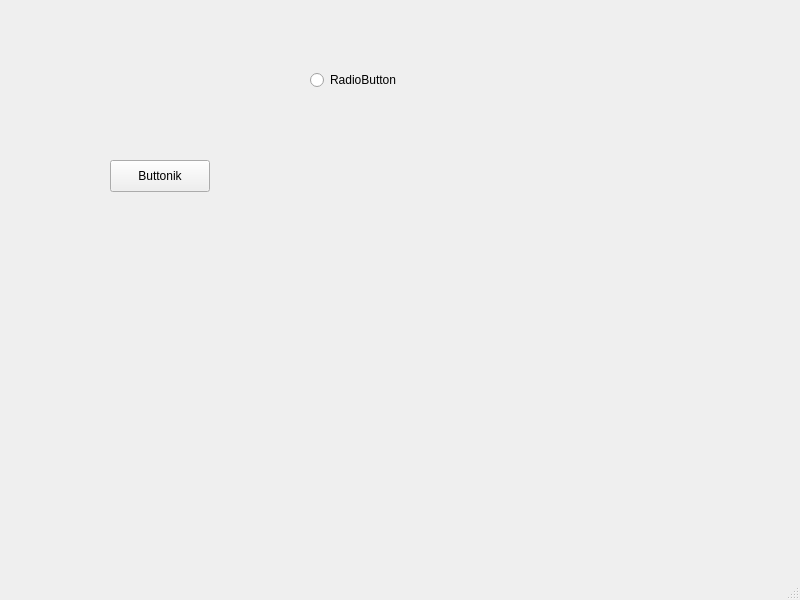
Old version of the form mainwindow.ui in the repository IgnacyMermer/SystemRestauracji.
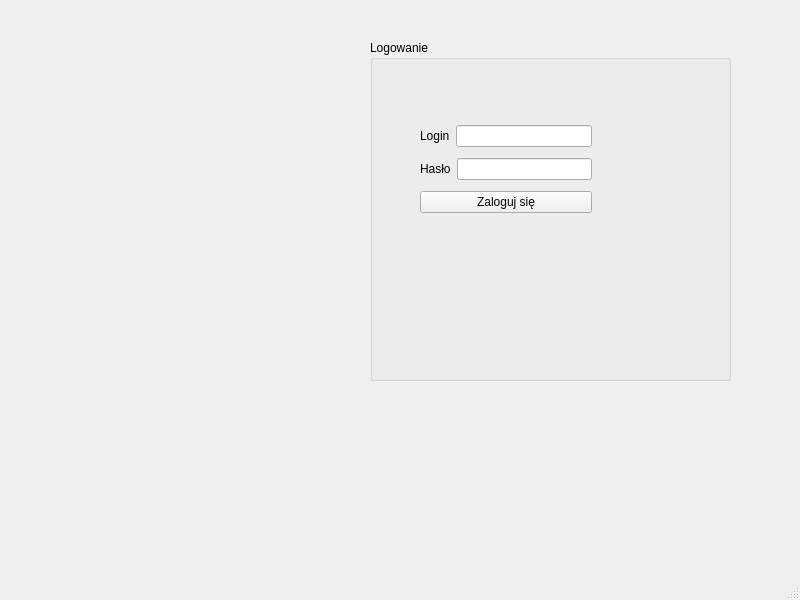
New version of the form.

Commit message: login form in qt created

```diff
--- a/mainwindow.ui
+++ b/mainwindow.ui
@@ -14,31 +14,65 @@
             <string>MainWindow</string>
         </property>
         <widget class="QWidget" name="centralwidget">
-            <widget class="QPushButton" name="pushButton">
+            <widget class="QGroupBox" name="groupBox">
                 <property name="geometry">
                     <rect>
-                        <x>110</x>
-                        <y>160</y>
-                        <width>100</width>
-                        <height>32</height>
+                        <x>370</x>
+                        <y>40</y>
+                        <width>361</width>
+                        <height>341</height>
                     </rect>
                 </property>
-                <property name="text">
-                    <string>Buttonik</string>
+                <property name="title">
+                    <string>Logowanie</string>
                 </property>
-            </widget>
-            <widget class="QRadioButton" name="radioButton">
-                <property name="geometry">
-                    <rect>
-                        <x>310</x>
-                        <y>70</y>
-                        <width>99</width>
-                        <height>20</height>
-                    </rect>
-                </property>
-                <property name="text">
-                    <string>RadioButton</string>
-                </property>
+                <widget class="QWidget" name="">
+                    <property name="geometry">
+                        <rect>
+                            <x>50</x>
+                            <y>80</y>
+                            <width>172</width>
+                            <height>99</height>
+                        </rect>
+                    </property>
+                    <layout class="QVBoxLayout" name="verticalLayout">
+                        <item>
+                            <layout class="QHBoxLayout" name="horizontalLayout">
+                                <item>
+                                    <widget class="QLabel" name="label">
+                                        <property name="text">
+                                            <string>Login</string>
+                                        </property>
+                                    </widget>
+                                </item>
+                                <item>
+                                    <widget class="QLineEdit" name="lineEdit_username"/>
+                                </item>
+                            </layout>
+                        </item>
+                        <item>
+                            <layout class="QHBoxLayout" name="horizontalLayout_2">
+                                <item>
+                                    <widget class="QLabel" name="label_2">
+                                        <property name="text">
+                                            <string>Hasło</string>
+                                        </property>
+                                    </widget>
+                                </item>
+                                <item>
+                                    <widget class="QLineEdit" name="lineEdit_password"/>
+                                </item>
+                            </layout>
+                        </item>
+                        <item>
+                            <widget class="QPushButton" name="pushButton_Login">
+                                <property name="text">
+                                    <string>Zaloguj się</string>
+                                </property>
+                            </widget>
+                        </item>
+                    </layout>
+                </widget>
             </widget>
         </widget>
         <widget class="QMenuBar" name="menubar">
```
The commit also changes 9 other files.
